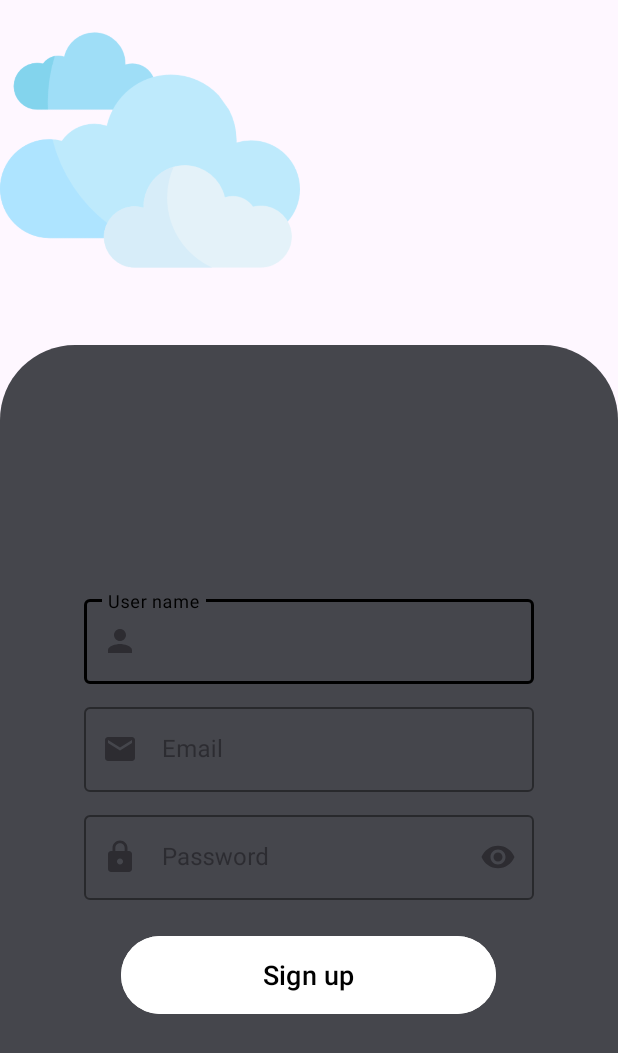
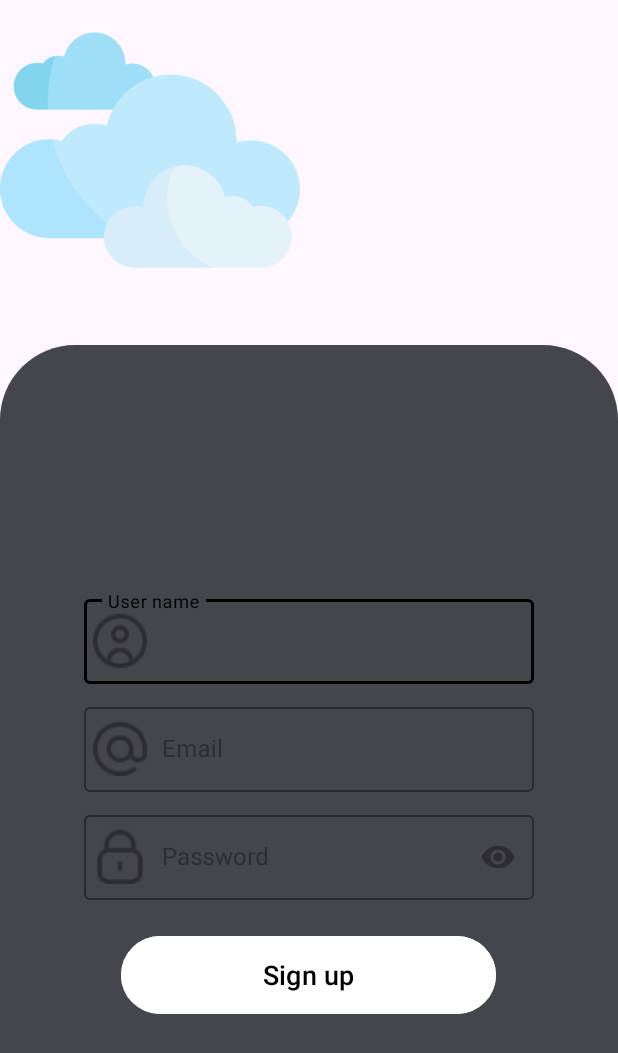
Before and after one commit to yakusugi/cloud_budget_tracker, an Android app: the SignUpActivity screen opened directly, with no data from a screen before it, on a phone screen of 412 x 824 dp. Shown: the top 1053 px of the screen. Run offline under Robolectric (Android 15) with nearby library versions, the phone set to English and light mode, and no system bars; network calls fail.

Commit message:
commit sept 17 2023

```diff
--- a/app/src/main/java/com/dream_engineering/cloud_budget_tracker/dto/SpendingDto.kt
+++ b/app/src/main/java/com/dream_engineering/cloud_budget_tracker/dto/SpendingDto.kt
@@ -1,11 +1,12 @@
 package com.dream_engineering.cloud_budget_tracker.dto
 
 import com.dream_engineering.cloud_budget_tracker.utils.SharedPreferencesManager
+import java.time.LocalDate
 import java.util.Date
 
 class SpendingDto {
 
-    lateinit var date: Date
+    lateinit var date: LocalDate
     var storeName: String = ""
     var productName: String = ""
     var productType: String = ""
@@ -14,7 +15,7 @@ class SpendingDto {
     var note: String = ""
 
     constructor(
-        date: Date,
+        date: LocalDate,
         storeName: String,
         productName: String,
         productType: String,
--- a/app/src/main/res/layout/activity_login.xml
+++ b/app/src/main/res/layout/activity_login.xml
@@ -36,7 +36,7 @@
             app:boxStrokeColor="@color/black"
             app:hintTextColor="@color/black"
             style="@style/Widget.MaterialComponents.TextInputLayout.OutlinedBox"
-            app:startIconDrawable="@drawable/baseline_email_24"
+            app:startIconDrawable="@drawable/at_24"
             >
 
             <com.google.android.material.textfield.TextInputEditText
@@ -57,7 +57,7 @@
             app:boxStrokeColor="@color/black"
             app:hintTextColor="@color/black"
             style="@style/Widget.MaterialComponents.TextInputLayout.OutlinedBox"
-            app:startIconDrawable="@drawable/baseline_lock_24"
+            app:startIconDrawable="@drawable/lock_24"
             app:endIconMode="password_toggle"
             >
 
--- a/app/src/main/res/layout/activity_sign_up.xml
+++ b/app/src/main/res/layout/activity_sign_up.xml
@@ -36,7 +36,7 @@
             app:boxStrokeColor="@color/black"
             app:hintTextColor="@color/black"
             style="@style/Widget.MaterialComponents.TextInputLayout.OutlinedBox"
-            app:startIconDrawable="@drawable/baseline_person_24"
+            app:startIconDrawable="@drawable/circle_user_24"
             >
 
             <com.google.android.material.textfield.TextInputEditText
@@ -57,7 +57,7 @@
             app:boxStrokeColor="@color/black"
             app:hintTextColor="@color/black"
             style="@style/Widget.MaterialComponents.TextInputLayout.OutlinedBox"
-            app:startIconDrawable="@drawable/baseline_email_24"
+            app:startIconDrawable="@drawable/at_24"
             >
 
             <com.google.android.material.textfield.TextInputEditText
@@ -78,7 +78,7 @@
             app:boxStrokeColor="@color/black"
             app:hintTextColor="@color/black"
             style="@style/Widget.MaterialComponents.TextInputLayout.OutlinedBox"
-            app:startIconDrawable="@drawable/baseline_lock_24"
+            app:startIconDrawable="@drawable/lock_24"
             app:endIconMode="password_toggle"
             >
 
```
Also changed, not shown: app/src/main/java/com/dream_engineering/cloud_budget_tracker/view/AddSpendingFragment.kt (+34 -10 lines), app/src/main/res/drawable/at_24.png (added), app/src/main/res/drawable/circle_user_24.png (added), app/src/main/res/drawable/lock_24.png (added).
